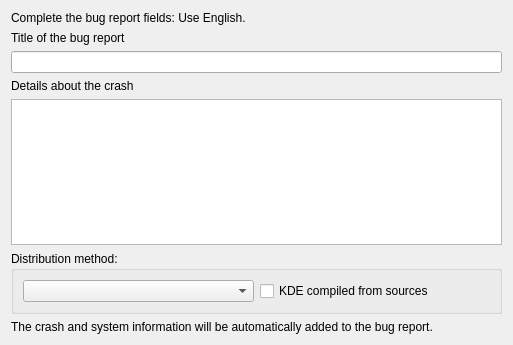
Above: drkonqi/ui/assistantpage_bugzilla_information.ui from KDE/kde-runtime before the change. Below: the same form after it.
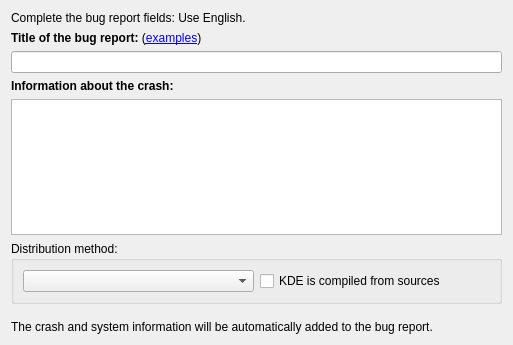
That is the form after the change. Custom widgets are drawn as their Qt base class.

Commit message: - Added examples of good bug report titles - Updated ToDo

```diff
--- a/drkonqi/ui/assistantpage_bugzilla_information.ui
+++ b/drkonqi/ui/assistantpage_bugzilla_information.ui
@@ -24,7 +24,7 @@
    <item>
     <widget class="QLabel" name="m_titleLabel">
      <property name="text">
-      <string comment="@label:textbox">Title of the bug report</string>
+      <string comment="@label:textbox">&lt;strong&gt;Title of the bug report:&lt;/strong&gt; (&lt;a href=&quot;#&quot;&gt;examples&lt;/a&gt;)</string>
      </property>
     </widget>
    </item>
@@ -34,7 +34,7 @@
    <item>
     <widget class="QLabel" name="m_detailsLabel">
      <property name="text">
-      <string comment="@label:textbox">Details about the crash</string>
+      <string comment="@label:textbox">&lt;strong&gt;Information about the crash:&lt;/strong&gt;</string>
      </property>
     </widget>
    </item>
@@ -59,7 +59,7 @@
         <item>
          <widget class="QCheckBox" name="m_compiledSourcesCheckBox">
           <property name="text">
-           <string comment="@option:check">KDE compiled from sources</string>
+           <string comment="@option:check">KDE is compiled from sources</string>
           </property>
          </widget>
         </item>
@@ -73,10 +73,13 @@
      <property name="orientation">
       <enum>Qt::Vertical</enum>
      </property>
+     <property name="sizeType">
+      <enum>QSizePolicy::Fixed</enum>
+     </property>
      <property name="sizeHint" stdset="0">
       <size>
        <width>20</width>
-       <height>40</height>
+       <height>10</height>
       </size>
      </property>
     </spacer>
```
Left out of the diff: 2 changed lines with no effect on the pictures. The commit also changes 3 other files.
